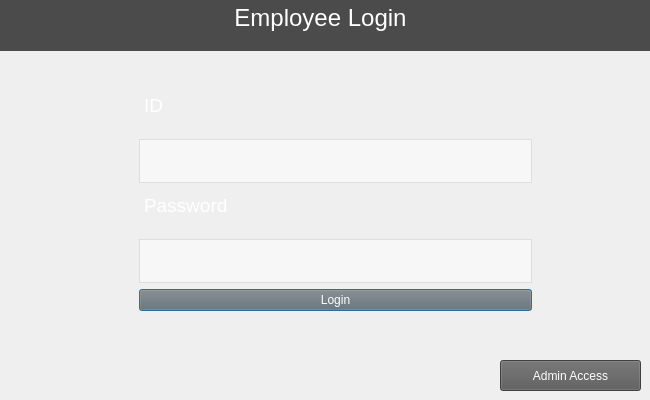
This is loginwindow.ui in rbalta/BulkClubProject as Qt 5 draws it before an edit. The edited form follows.
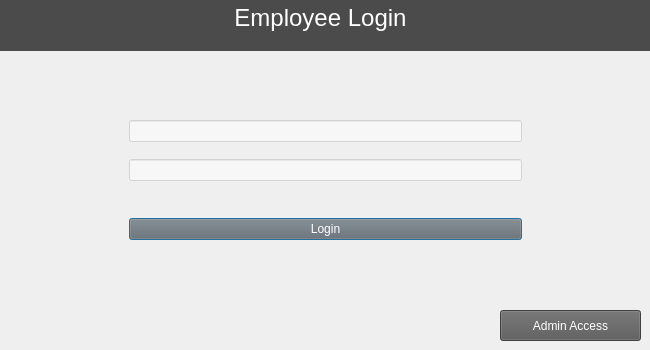
This is the edited form.

Patch:
```diff
--- a/loginwindow.ui
+++ b/loginwindow.ui
@@ -10,7 +10,7 @@
     <x>0</x>
     <y>0</y>
     <width>650</width>
-    <height>400</height>
+    <height>350</height>
    </rect>
   </property>
   <property name="sizePolicy">
@@ -75,10 +75,10 @@
   <widget class="QFrame" name="gridFrame">
    <property name="geometry">
     <rect>
-     <x>130</x>
-     <y>80</y>
+     <x>120</x>
+     <y>100</y>
      <width>411</width>
-     <height>241</height>
+     <height>161</height>
     </rect>
    </property>
    <property name="styleSheet">
@@ -88,31 +88,32 @@
     <property name="sizeConstraint">
      <enum>QLayout::SetDefaultConstraint</enum>
     </property>
-    <item row="2" column="1">
-     <widget class="QTextEdit" name="textEdit">
-      <property name="sizePolicy">
-       <sizepolicy hsizetype="Minimum" vsizetype="Fixed">
-        <horstretch>0</horstretch>
-        <verstretch>0</verstretch>
-       </sizepolicy>
-      </property>
+    <item row="0" column="1">
+     <widget class="QLineEdit" name="lineEdit">
       <property name="styleSheet">
        <string notr="true">background-color: rgba(255, 255, 255, 125);
 font: 14pt &quot;Segoe UI&quot;;
 color: rgb(0, 0, 0);</string>
       </property>
-      <property name="verticalScrollBarPolicy">
-       <enum>Qt::ScrollBarAlwaysOff</enum>
-      </property>
-      <property name="horizontalScrollBarPolicy">
-       <enum>Qt::ScrollBarAlwaysOff</enum>
-      </property>
-      <property name="lineWrapMode">
-       <enum>QTextEdit::NoWrap</enum>
-      </property>
      </widget>
     </item>
-    <item row="6" column="1">
+    <item row="3" column="1">
+     <spacer name="horizontalSpacer">
+      <property name="orientation">
+       <enum>Qt::Horizontal</enum>
+      </property>
+      <property name="sizeType">
+       <enum>QSizePolicy::Preferred</enum>
+      </property>
+      <property name="sizeHint" stdset="0">
+       <size>
+        <width>40</width>
+        <height>20</height>
+       </size>
+      </property>
+     </spacer>
+    </item>
+    <item row="4" column="1">
      <widget class="QPushButton" name="pushButton">
       <property name="sizePolicy">
        <sizepolicy hsizetype="Minimum" vsizetype="Fixed">
@@ -139,74 +140,12 @@
       </property>
      </widget>
     </item>
-    <item row="5" column="1">
-     <widget class="QTextEdit" name="textEdit_2">
-      <property name="sizePolicy">
-       <sizepolicy hsizetype="Minimum" vsizetype="Fixed">
-        <horstretch>0</horstretch>
-        <verstretch>0</verstretch>
-       </sizepolicy>
-      </property>
+    <item row="2" column="1">
+     <widget class="QLineEdit" name="lineEdit_2">
       <property name="styleSheet">
        <string notr="true">background-color: rgba(255, 255, 255, 125);
 font: 14pt &quot;Segoe UI&quot;;
 color: rgb(0, 0, 0);</string>
-      </property>
-      <property name="verticalScrollBarPolicy">
-       <enum>Qt::ScrollBarAlwaysOff</enum>
-      </property>
-      <property name="horizontalScrollBarPolicy">
-       <enum>Qt::ScrollBarAlwaysOff</enum>
-      </property>
-     </widget>
-    </item>
-    <item row="3" column="1">
-     <widget class="QTextBrowser" name="textBrowser_3">
-      <property name="sizePolicy">
-       <sizepolicy hsizetype="Minimum" vsizetype="Fixed">
-        <horstretch>0</horstretch>
-        <verstretch>0</verstretch>
-       </sizepolicy>
-      </property>
-      <property name="styleSheet">
-       <string notr="true">color: rgb(255, 255, 255);
-background-color: rgba(255, 255, 255, 0);</string>
-      </property>
-      <property name="html">
-       <string>&lt;!DOCTYPE HTML PUBLIC &quot;-//W3C//DTD HTML 4.0//EN&quot; &quot;http://www.w3.org/TR/REC-html40/strict.dtd&quot;&gt;
-&lt;html&gt;&lt;head&gt;&lt;meta name=&quot;qrichtext&quot; content=&quot;1&quot; /&gt;&lt;meta charset=&quot;utf-8&quot; /&gt;&lt;style type=&quot;text/css&quot;&gt;
-p, li { white-space: pre-wrap; }
-hr { height: 1px; border-width: 0; }
-&lt;/style&gt;&lt;/head&gt;&lt;body style=&quot; font-family:'Segoe UI'; font-size:14pt; font-weight:400; font-style:normal;&quot;&gt;
-&lt;p style=&quot; margin-top:0px; margin-bottom:0px; margin-left:0px; margin-right:0px; -qt-block-indent:0; text-indent:0px;&quot;&gt;Password&lt;/p&gt;&lt;/body&gt;&lt;/html&gt;</string>
-      </property>
-      <property name="textInteractionFlags">
-       <set>Qt::NoTextInteraction</set>
-      </property>
-     </widget>
-    </item>
-    <item row="1" column="1">
-     <widget class="QTextBrowser" name="textBrowser_2">
-      <property name="sizePolicy">
-       <sizepolicy hsizetype="Minimum" vsizetype="Fixed">
-        <horstretch>0</horstretch>
-        <verstretch>0</verstretch>
-       </sizepolicy>
-      </property>
-      <property name="styleSheet">
-       <string notr="true">color: rgb(255, 255, 255);
-background-color: rgba(255, 255, 255, 0);</string>
-      </property>
-      <property name="html">
-       <string>&lt;!DOCTYPE HTML PUBLIC &quot;-//W3C//DTD HTML 4.0//EN&quot; &quot;http://www.w3.org/TR/REC-html40/strict.dtd&quot;&gt;
-&lt;html&gt;&lt;head&gt;&lt;meta name=&quot;qrichtext&quot; content=&quot;1&quot; /&gt;&lt;meta charset=&quot;utf-8&quot; /&gt;&lt;style type=&quot;text/css&quot;&gt;
-p, li { white-space: pre-wrap; }
-hr { height: 1px; border-width: 0; }
-&lt;/style&gt;&lt;/head&gt;&lt;body style=&quot; font-family:'Segoe UI'; font-size:14pt; font-weight:400; font-style:normal;&quot;&gt;
-&lt;p style=&quot; margin-top:0px; margin-bottom:0px; margin-left:0px; margin-right:0px; -qt-block-indent:0; text-indent:0px;&quot;&gt;ID&lt;/p&gt;&lt;/body&gt;&lt;/html&gt;</string>
-      </property>
-      <property name="textInteractionFlags">
-       <set>Qt::NoTextInteraction</set>
       </property>
      </widget>
     </item>
@@ -216,7 +155,7 @@
    <property name="geometry">
     <rect>
      <x>500</x>
-     <y>360</y>
+     <y>310</y>
      <width>141</width>
      <height>31</height>
     </rect>
```
Left out of the diff: 2 changed lines with no effect on the pictures.
